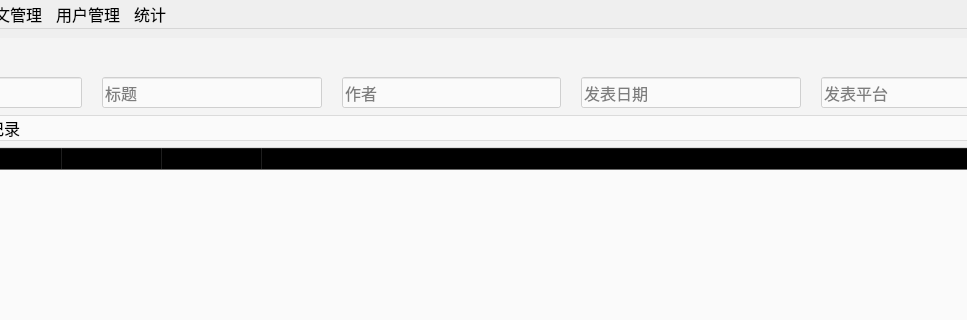
Before: the Qt Designer form admin/frontend/mainWin.ui in sophiefy/WHU-MMS, drawn with Qt 5; both pictures show x 156 to 1123 and y 0 to 320 of the 1315 by 780 pixel window.
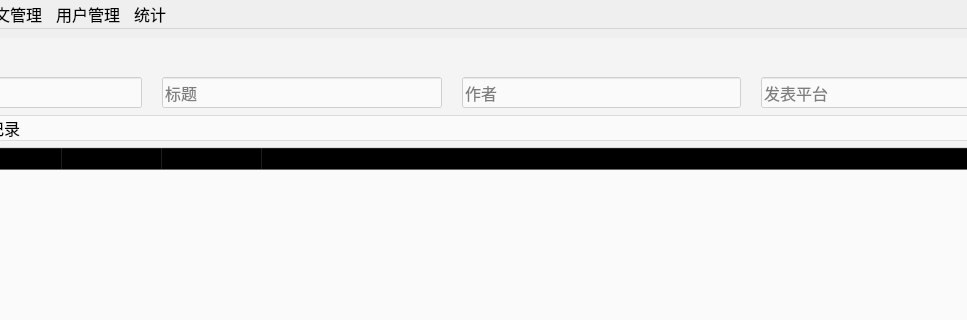
After: the same form once the commit is applied. Icons and pictures are not drawn.

Diff of the .ui file:
```diff
--- a/admin/frontend/mainWin.ui
+++ b/admin/frontend/mainWin.ui
@@ -2002,22 +2002,6 @@
             </property>
            </widget>
           </item>
-          <item>
-           <widget class="QLineEdit" name="searchPaperDateEdit">
-            <property name="font">
-             <font>
-              <family>微软雅黑</family>
-              <pointsize>12</pointsize>
-             </font>
-            </property>
-            <property name="styleSheet">
-             <string notr="true">background-color: rgba(255, 255, 255, 150);</string>
-            </property>
-            <property name="placeholderText">
-             <string>发表日期</string>
-            </property>
-           </widget>
-          </item>
           <item>
            <widget class="QLineEdit" name="searchPaperArchiveEdit">
             <property name="font">
```
